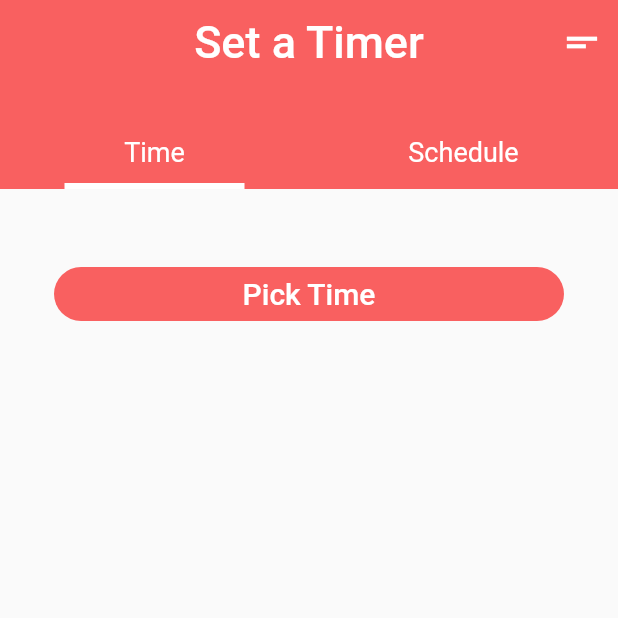
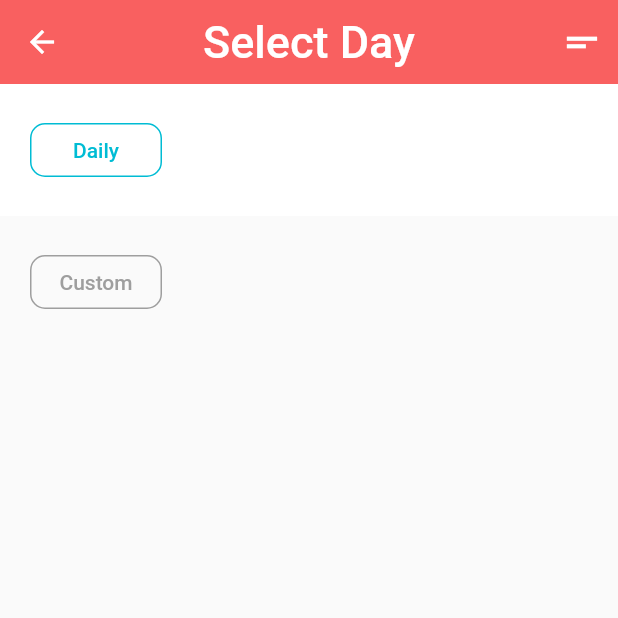
Before and after one commit to im3rck/medicine_reminder, a Flutter app: the screen it shows after launch, on a phone screen of 412 x 824 dp, the top half of it. Run offline on Flutter 3.47's test engine with Material 2 defaults, Android fonts, the phone set to English and light mode, and no system bars; our stand-ins replace cloud_firestore, firebase_auth, firebase_core, google_fonts, syncfusion_flutter_datepicker; accounts and stored records are empty.

Commit message:
Modified the Timer

```diff
--- /dev/null
+++ b/lib/timer/SelectDay.dart
@@ -0,0 +1,61 @@
+import 'package:flutter/material.dart';
+
+import 'package:medicine_reminder/timer/SingleSelection.dart';
+
+class Timer extends StatelessWidget {
+  // This widget is the root of your application.
+  @override
+  Widget build(BuildContext context) {
+    return MaterialApp(
+      debugShowCheckedModeBanner: false,
+      home: MyHomePage(),
+    );
+  }
+}
+
+class MyHomePage extends StatefulWidget {
+  @override
+  _MyHomePageState createState() => _MyHomePageState();
+}
+
+class _MyHomePageState extends State<MyHomePage> {
+
+  List<String> sortFilter = [
+    'Daily',
+    'Custom',
+  ];
+
+  @override
+  Widget build(BuildContext context) {
+    return Scaffold(
+      appBar: AppBar(
+                backgroundColor: Color(0xfff96060),
+                leading: GestureDetector(
+                  onTap: () {
+                    /* Write listener code here */
+                  },
+                  child: Icon(
+                    Icons.arrow_back_outlined, // add custom icons also
+                  ),
+                ),
+                elevation: 0,
+                centerTitle: true,
+                title: Text("Select Day", style: TextStyle(
+                    fontSize: 30
+                ),),
+                actions: [
+                  IconButton(
+                    icon: Icon(Icons.short_text,
+                      color: Colors.white,
+                      size: 30,
+                    ),
+                    highlightColor: Colors.transparent,
+                    onPressed: () {},
+                  )
+                ],
+              ),
+      body: SingleSelection(sortFilter),
+
+    );
+  }
+}
--- /dev/null
+++ b/lib/timer/SingleSelection.dart
@@ -0,0 +1,106 @@
+import 'package:flutter/material.dart';
+
+import 'package:medicine_reminder/timer/days.dart';
+import 'package:medicine_reminder/Timer/MultiSelection.dart';
+
+class SingleSelection extends StatefulWidget {
+  final List<String> optionList;
+  SingleSelection(this.optionList);
+
+  @override
+  _SingleSelectionState createState() => _SingleSelectionState();
+}
+
+class _SingleSelectionState extends State<SingleSelection> {
+  String selectedValue;
+  int selectedIndex = 0;
+
+  @override
+  void initState() {
+    super.initState();
+
+    selectedValue = widget.optionList.first;
+  }
+
+  List<Days> selectedDays = [
+    Days('Monday'),
+    Days('Tuesday'),
+    Days('Wednesday'),
+    Days('Thursday'),
+    Days('Friday'),
+    Days('Saturday'),
+    Days('Sunday'),
+  ];
+
+  void openDialog() {
+      showDialog(
+          context: context,
+          builder: (ctx) {
+            return AlertDialog(
+              title: Text('Days'),
+              content: Container(
+                  width: 250,
+                  height: 325,
+                  child: MultiSelection(selectedDays)),
+              actions: <Widget>[
+                FlatButton(
+                  padding: EdgeInsets.all(15),
+                  onPressed: () {},
+                  child: Text('Ok'),
+                  color: Colors.redAccent,
+                  textColor: Colors.white,
+                ),
+              ],
+            );
+          });
+  }
+
+  Widget customRadioString(String txt,int index){
+    return OutlineButton(
+      onPressed: () {
+        changeIndex(index);
+        if(index == 1) {
+          openDialog();
+        }
+      },
+      shape: RoundedRectangleBorder(borderRadius: BorderRadius.circular(10.0)),
+      borderSide: BorderSide(color: selectedIndex == index ? Colors.cyan : Colors.grey),
+      child: Text(txt,style: TextStyle(color: selectedIndex == index ?Colors.cyan : Colors.grey),),
+
+    );
+  }
+  void changeIndex(int index){
+    setState(() {
+      selectedIndex = index;
+    });
+  }
+
+
+  @override
+  Widget build(BuildContext context) {
+    return ListView.builder(
+      itemBuilder: (ctx, index) {
+        return GestureDetector(
+          behavior: HitTestBehavior.opaque,
+          onTap: () {
+            selectedValue = widget.optionList[index];
+            setState(() {});
+          },
+          child: Container(
+            padding: EdgeInsets.all(20),
+            color: selectedValue == widget.optionList[index]
+                ? Colors.white
+                : null,
+            child: Row(
+                children: <Widget>[
+                  customRadioString(widget.optionList[index], index),
+                ],
+            ),
+          ),
+        );
+      },
+      itemCount: widget.optionList.length,
+    );
+  }
+
+}
--- /dev/null
+++ b/lib/timer/days.dart
@@ -0,0 +1,6 @@
+class Days{
+  Days(this.day);
+
+  String day;
+  bool isSelected=false;
+}
```
Also changed, not shown: lib/main.dart (+5 -4 lines), lib/timer/MultiSelection.dart (added, +47 -0 lines), lib/timer/Timer.dart (renamed from lib/Timer.dart).
